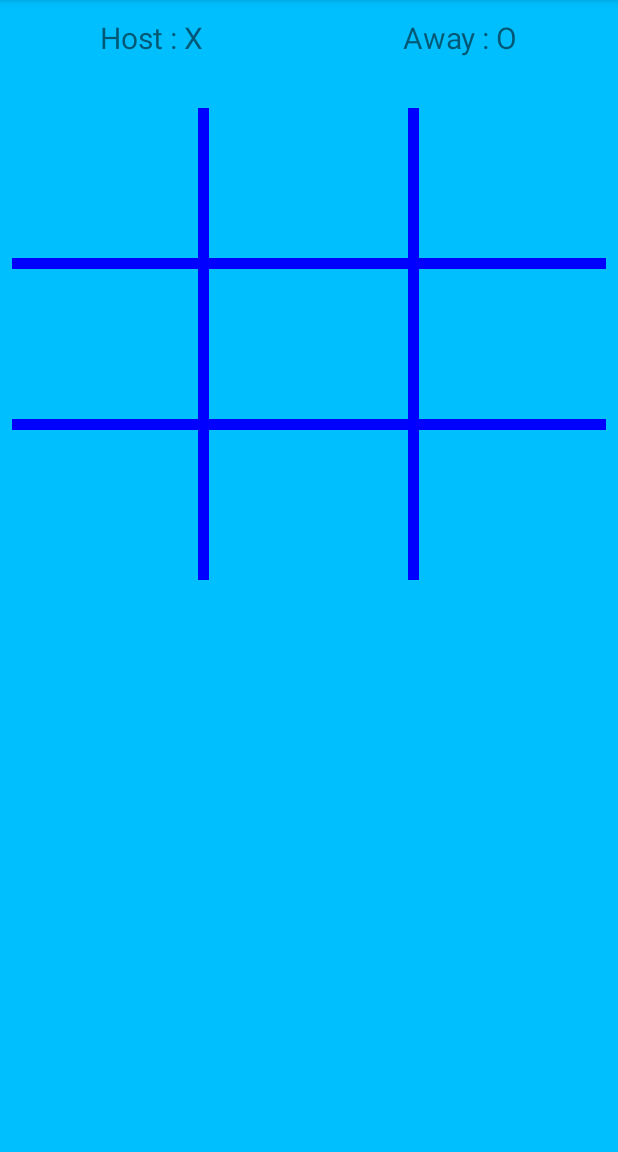
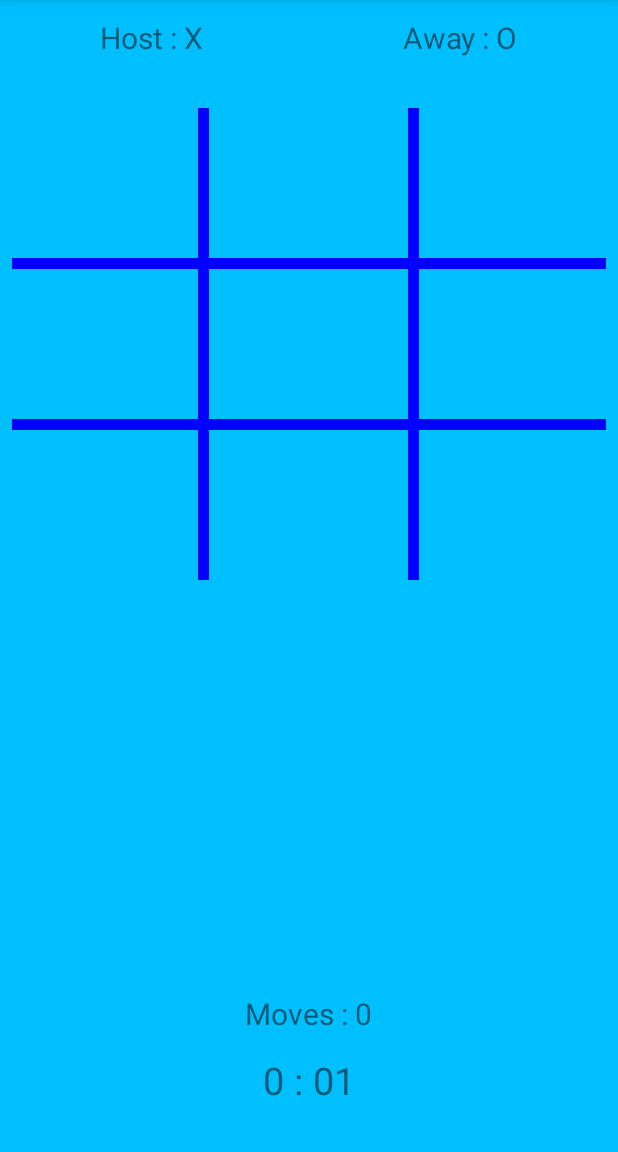
Before and after one commit to KunalFarmah98/Realtime-TicTacToe, an Android app: the onlineActivity screen opened directly, with no data from a screen before it, on a phone screen of 412 x 824 dp, the part 84-1236 px from its top. Run offline under Robolectric (Android 15) with nearby library versions, the phone set to English and light mode, and no system bars; our stand-ins replace Firebase (no records; nobody signed in at launch, a user with empty details on screens opened directly), sdp/ssp sizes; libraries missing offline, so code that uses them is left out: com.firebase.ui; 4 statements that could not run were skipped.

Commit message:
added timer and time

```diff
--- a/app/src/main/java/com/apps/kunalfarmah/realtimetictactoe/MainActivity_optimised.java
+++ b/app/src/main/java/com/apps/kunalfarmah/realtimetictactoe/MainActivity_optimised.java
@@ -7,10 +7,14 @@ import android.support.v7.app.AppCompatActivity;
 import android.os.Bundle;
 import android.view.View;
 import android.widget.ImageView;
+import android.widget.LinearLayout;
 import android.widget.TextView;
 import android.widget.Toast;
 
 import com.example.kunalfarmah.realtimetictactoe.R;
+
+import java.util.Timer;
+import java.util.TimerTask;
 
 
 public class MainActivity_optimised extends AppCompatActivity implements View.OnClickListener {
@@ -33,6 +37,12 @@ public class MainActivity_optimised extends AppCompatActivity implements View.On
     TextView t1;
     TextView t2;
 
+    TextView movescount;
+    LinearLayout timer;
+
+    int minutes=0,seconds=0;
+
+    TextView min,sec;
 
     View win1;
     View win2;
@@ -69,6 +79,14 @@ public class MainActivity_optimised extends AppCompatActivity implements View.On
 
         t1 = (TextView) findViewById(R.id.textView);
         t2 = (TextView) findViewById(R.id.textView2);
+
+        movescount = findViewById(R.id.moves);
+
+        timer = findViewById(R.id.timer);
+        timer.setVisibility(View.VISIBLE);
+
+        min = findViewById(R.id.minutes);
+        sec = findViewById(R.id.seconds);
 
         if (!pl1.equals("") && !pl2.equals("")) {
             t1.setText(pl1 + " : X");
@@ -132,6 +150,51 @@ public class MainActivity_optimised extends AppCompatActivity implements View.On
         i9.setOnClickListener(this);
 
 
+        //Declare the timer
+        Timer t = new Timer();
+
+
+        //Set the schedule function and rate
+        t.scheduleAtFixedRate(new TimerTask() {
+
+            @Override
+            public void run() {
+                runOnUiThread(new Runnable() {
+
+                    @Override
+                    public void run() {
+                        min.setText(String.valueOf(minutes));
+                        if(seconds<10)
+                            sec.setText("0"+String.valueOf(seconds));
+                        else
+                            sec.setText(String.valueOf(seconds));
+                        seconds += 1;
+
+                        if(seconds == 59 )
+                        {
+                            seconds=0;
+                            minutes+=1;
+                            min.setText(String.valueOf(minutes));
+
+                            if(seconds<10)
+                                sec.setText("0"+String.valueOf(seconds));
+                            else
+                                sec.setText(String.valueOf(seconds));
+
+                            seconds += 1;
+
+                        }
+
+
+
+                    }
+
+                });
+            }
+
+        }, 0, 1000);
+
+
     }
 
     @Override
@@ -139,6 +202,8 @@ public class MainActivity_optimised extends AppCompatActivity implements View.On
         //implementing onClick only once for all buttons by using their IDs
 
         ++turns;
+
+        movescount.setText("Moves : "+ (turns+1));
 
         if(turns%2!=0){
 
@@ -308,6 +373,7 @@ public class MainActivity_optimised extends AppCompatActivity implements View.On
                 public void run() {
 
                     Intent gameover = new Intent(MainActivity_optimised.this, com.apps.kunalfarmah.realtimetictactoe.gameover.class);
+                    gameover.putExtra("Time",min.getText()+" : "+sec.getText());
                     startActivity(gameover);
                 }
             }, 1400);
@@ -322,6 +388,7 @@ public class MainActivity_optimised extends AppCompatActivity implements View.On
                 public void run() {
 
                     Intent gameover = new Intent(MainActivity_optimised.this, com.apps.kunalfarmah.realtimetictactoe.gameover.class);
+                    gameover.putExtra("Time",min.getText()+" : "+sec.getText());
                     startActivity(gameover);
                 }
             }, 1400);
--- a/app/src/main/java/com/apps/kunalfarmah/realtimetictactoe/onlineActivity.java
+++ b/app/src/main/java/com/apps/kunalfarmah/realtimetictactoe/onlineActivity.java
@@ -9,6 +9,7 @@ import android.os.Bundle;
 import android.util.Log;
 import android.view.View;
 import android.widget.ImageView;
+import android.widget.LinearLayout;
 import android.widget.TextView;
 import android.widget.Toast;
 
@@ -27,6 +28,8 @@ import com.google.firebase.database.ValueEventListener;
 import java.sql.Connection;
 import java.util.Arrays;
 import java.util.List;
+import java.util.Timer;
+import java.util.TimerTask;
 
 public class onlineActivity extends AppCompatActivity implements View.OnClickListener {
 
@@ -44,6 +47,12 @@ public class onlineActivity extends AppCompatActivity implements View.OnClickLis
 
     TextView player1;
     TextView player2;
+    TextView movescount;
+    LinearLayout timer;
+
+    int minutes=0,seconds=0;
+
+    TextView min,sec;
 
     ImageView hosticon;
     ImageView awayicon;
@@ -69,6 +78,8 @@ public class onlineActivity extends AppCompatActivity implements View.OnClickLis
     //a reference to detect loss in connection
     DatabaseReference connectedRef;
 
+   // DatabaseReference movesref;
+
     DatabaseReference lostConnection;
 
     ChildEventListener movelistener;
@@ -84,6 +95,8 @@ public class onlineActivity extends AppCompatActivity implements View.OnClickLis
         super.onCreate(savedInstanceState);
         setContentView(R.layout.activity_main);
 
+
+
         // finding which one is host;
         ishost = getIntent().getSerializableExtra("isHost").toString();
 
@@ -95,6 +108,9 @@ public class onlineActivity extends AppCompatActivity implements View.OnClickLis
 
         iswin = mdata.getReference("Win");
         iswin.setValue(" ");
+
+        //movesref = mdata.getReference("Movescnt");
+        //movesref.setValue(0);
 
         lostConnection = mdata.getReference("connection_lost");
         lostConnection.setValue(false);
@@ -175,6 +191,13 @@ public class onlineActivity extends AppCompatActivity implements View.OnClickLis
 
         player1 = findViewById(R.id.textView);
         player2 = findViewById(R.id.textView2);
+        movescount = findViewById(R.id.moves);
+
+        timer = findViewById(R.id.timer);
+        timer.setVisibility(View.VISIBLE);
+
+        min = findViewById(R.id.minutes);
+        sec = findViewById(R.id.seconds);
 
 
         player1.setText(pl1);
@@ -603,6 +626,7 @@ public class onlineActivity extends AppCompatActivity implements View.OnClickLis
 
                                 Intent gameover = new Intent(getApplicationContext(), com.apps.kunalfarmah.realtimetictactoe.gameover_online.class);
                                 gameover.putExtra("isHost", ishost);
+                                gameover.putExtra("Time",min.getText()+" : "+sec.getText());
                                 startActivity(gameover);
                             }
                         }, 1400);
@@ -614,6 +638,7 @@ public class onlineActivity extends AppCompatActivity implements View.OnClickLis
 
                                 Intent gameover = new Intent(getApplicationContext(), com.apps.kunalfarmah.realtimetictactoe.gameover_online.class);
                                 gameover.putExtra("isHost", ishost);
+                                gameover.putExtra("Time",min.getText()+" : "+sec.getText());
                                 startActivity(gameover);
                             }
                         }, 1400);
@@ -625,6 +650,7 @@ public class onlineActivity extends AppCompatActivity implements View.OnClickLis
 
                                 Intent gameover = new Intent(getApplicationContext(), com.apps.kunalfarmah.realtimetictactoe.gameover_online.class);
                                 gameover.putExtra("isHost", ishost);
+                                gameover.putExtra("Time",min.getText()+" : "+sec.getText());
                                 startActivity(gameover);
                             }
                         }, 1400);
@@ -645,6 +671,49 @@ public class onlineActivity extends AppCompatActivity implements View.OnClickLis
 
 
 
+        //Declare the timer
+        Timer t = new Timer();
+
+
+        //Set the schedule function and rate
+        t.scheduleAtFixedRate(new TimerTask() {
+
+            @Override
+            public void run() {
+                runOnUiThread(new Runnable() {
+
+                    @Override
+                    public void run() {
+                        min.setText(String.valueOf(minutes));
+                        if(seconds<10)
+                        sec.setText("0"+String.valueOf(seconds));
+                        else
+                            sec.setText(String.valueOf(seconds));
+                        seconds += 1;
+
+                        if(seconds == 59 )
+                        {
+                            seconds=0;
+                            minutes+=1;
+                            min.setText(String.valueOf(minutes));
+
+                            if(seconds<10)
+                                sec.setText("0"+String.valueOf(seconds));
+                            else
+                                sec.setText(String.valueOf(seconds));
+
+                            seconds += 1;
+
+                        }
+
+
+
+                    }
+
+                });
+            }
+
+        }, 0, 1000);
 
 
 
@@ -661,6 +730,10 @@ public class onlineActivity extends AppCompatActivity implements View.OnClickLis
 
     @Override
     public void onClick(View v) {
+
+
+
+        movescount.setText("Moves : "+(steps+1));
 
 
        // ref.addChildEventListener(movelistener);
--- a/app/src/main/res/layout-port/activity_main.xml
+++ b/app/src/main/res/layout-port/activity_main.xml
@@ -397,4 +397,53 @@
         android:rotation="40" />
 
 
+
+    <LinearLayout
+        android:visibility="visible"
+        android:id="@+id/timer"
+        android:layout_alignParentBottom="true"
+        android:layout_width="wrap_content"
+        android:layout_centerHorizontal="true"
+        android:layout_marginBottom="@dimen/_20sdp"
+        android:layout_height="@dimen/_30sdp" >
+
+        <TextView
+            android:id="@+id/minutes"
+            android:layout_weight="1"
+            android:layout_width="wrap_content"
+            android:layout_height="wrap_content"
+            android:textAlignment="center"
+            android:layout_marginRight="@dimen/_5sdp"
+            android:textSize="25sp"
+            android:text="0"/>
+        <TextView
+            android:id="@+id/mid"
+            android:layout_weight="1"
+            android:layout_width="wrap_content"
+            android:layout_height="wrap_content"
+            android:textAlignment="center"
+            android:layout_marginRight="@dimen/_5sdp"
+            android:textSize="25sp"
+            android:text=":"/>
+        <TextView
+            android:id="@+id/seconds"
+            android:layout_weight="1"
+            android:layout_width="wrap_content"
+            android:layout_height="wrap_content"
+            android:textAlignment="center"
+            android:textSize="25sp"
+            android:text="00"/>
+    </LinearLayout>
+
+    <TextView
+        android:id="@+id/moves"
+        android:layout_above="@+id/timer"
+        android:layout_centerHorizontal="true"
+        android:layout_marginBottom="@dimen/_10sdp"
+        android:layout_width="wrap_content"
+        android:layout_height="wrap_content"
+        android:text="Moves : 0"
+        android:textSize="20sp"/>
+
+
 </RelativeLayout>
--- a/app/src/main/res/layout-port/activity_start.xml
+++ b/app/src/main/res/layout-port/activity_start.xml
@@ -30,6 +30,7 @@
         android:layout_alignParentTop="true"
         android:layout_centerHorizontal="true"
         android:layout_marginTop="162dp"
+        android:maxLength="10"
         android:hint="Player 1 Name"
         android:textColor="#f8f8ff"
         android:backgroundTint="@color/colorPrimary"
@@ -44,6 +45,7 @@
         android:layout_marginBottom="207dp"
         android:backgroundTint="@color/colorPrimary"
         android:hint="Player 2 Name"
+        android:maxLength="10"
         android:textColor="#f8f8ff"
         android:textSize="30sp" />
 
--- a/build.gradle
+++ b/build.gradle
@@ -8,7 +8,7 @@ buildscript {
         jcenter()
     }
     dependencies {
-        classpath 'com.android.tools.build:gradle:3.2.0'
+        classpath 'com.android.tools.build:gradle:3.2.1'
         classpath 'com.google.gms:google-services:4.0.1'
         classpath "org.jetbrains.kotlin:kotlin-gradle-plugin:$kotlin_version"
 
```
Also changed, not shown: app/src/main/java/com/apps/kunalfarmah/realtimetictactoe/gameover.java (+8 -0 lines), app/src/main/java/com/apps/kunalfarmah/realtimetictactoe/gameover_online.java (+11 -0 lines), app/src/main/res/layout-port/gameover.xml (+14 -2 lines).
